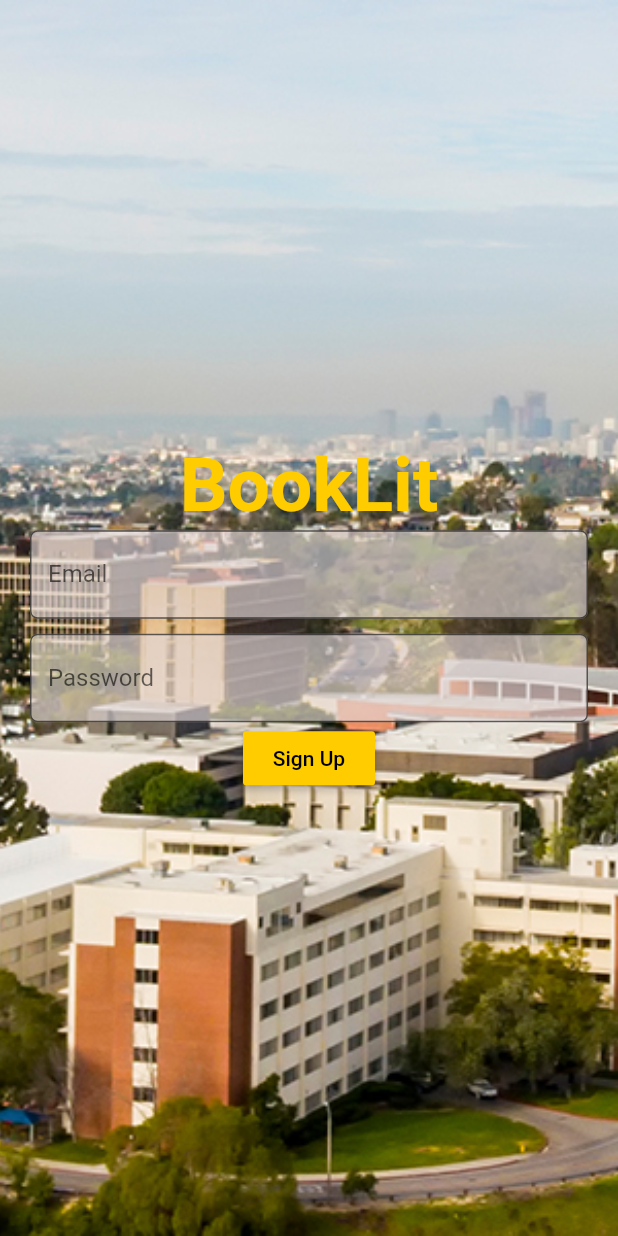
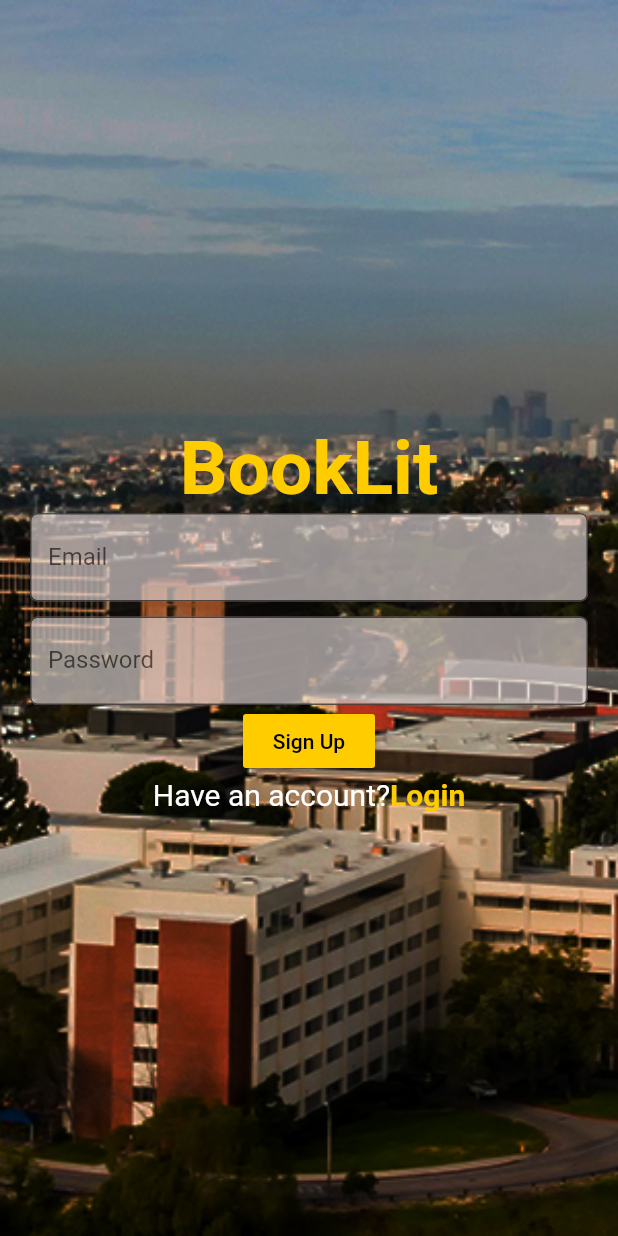
Before and after one commit to College-Essentials/booklit, a Flutter app: the screen it shows after launch, after a tap on "Sign In", after a tap on "Create Account", on a phone screen of 412 x 824 dp. Run offline on Flutter 3.47's test engine with Material 2 defaults, Android fonts, the phone set to English and light mode, and no system bars; our stand-ins replace firebase_analytics, firebase_auth, firebase_database, flutter_signin_button, fluttertoast, google_sign_in; accounts and stored records are empty.

Commit message:
Changed the background image of the login and signup screen, added a scroll view to the login screen to make it usuable for small screen devices

```diff
--- a/lib/Auth/AuthMenu.dart
+++ b/lib/Auth/AuthMenu.dart
@@ -1,12 +1,12 @@
 /*
 Not required for version 1.0
  */
-import 'package:booklit/Auth/login.dart';
+import 'package:booklit/Auth/Login.dart';
 import 'package:booklit/Auth/sign_in.dart';
 import 'package:booklit/Navigation.dart';
 import 'package:flutter/material.dart';
 import 'package:flutter_signin_button/flutter_signin_button.dart';
-import 'signUp.dart';
+import 'SignUp.dart';
 
 class AuthMenu extends StatefulWidget {
   @override
--- /dev/null
+++ b/lib/Auth/Login.dart
@@ -0,0 +1,200 @@
+import 'package:booklit/Auth/SignUp.dart';
+import 'package:booklit/Auth/sign_in.dart';
+import 'package:flutter/material.dart';
+import 'package:firebase_auth/firebase_auth.dart';
+import 'package:booklit/Navigation.dart';
+import 'package:flutter_signin_button/flutter_signin_button.dart';
+import 'package:fluttertoast/fluttertoast.dart';
+
+class Login extends StatefulWidget {
+  @override
+  State<StatefulWidget> createState() {
+    // TODO: implement createState
+    return _LoginState();
+  }
+}
+
+class _LoginState extends State<Login> {
+  final GlobalKey<FormState> _formKey = GlobalKey<FormState>();
+  String _email, _password;
+
+  @override
+  Widget build(BuildContext context) {
+    // TODO: implement build
+    return SafeArea(
+      child: Scaffold(
+        body: Container(
+            decoration: BoxDecoration(
+              image: DecorationImage(
+                image: AssetImage("assets/images/loginbackdrop.jpg"),
+                fit: BoxFit.cover,
+              ),
+            ),
+            child: Center(
+                child: ListView(
+              scrollDirection: Axis.vertical,
+              shrinkWrap: true,
+              children: <Widget>[
+                Column(
+                  mainAxisAlignment: MainAxisAlignment.center,
+                  crossAxisAlignment: CrossAxisAlignment.center,
+                  children: <Widget>[
+                    Text(
+                      'BookLit',
+                      style: TextStyle(
+                          color: Color.fromRGBO(255, 204, 0, 1),
+                          fontSize: 50,
+                          fontWeight: FontWeight.bold),
+                    ),
+                    Form(
+                      key: _formKey,
+                      child: Column(
+                        children: <Widget>[
+                          Padding(
+                            padding: EdgeInsets.only(left: 20, right: 20),
+                            child: TextFormField(
+                              validator: (input) {
+                                if (input.isEmpty) {
+                                  return 'Provide an Email';
+                                }
+                                if (!input.contains('@calstatela.edu')) {
+                                  return 'Use Calstate LA email';
+                                }
+                              },
+                              decoration: InputDecoration(
+                                  labelText: 'Email',
+                                  filled: true,
+                                  fillColor: Color.fromRGBO(226, 216, 216, .65),
+                                  border: OutlineInputBorder(
+                                      borderRadius: BorderRadius.all(
+                                          Radius.circular(5)))),
+                              onSaved: (input) => _email = input,
+                            ),
+                          ),
+                          Padding(
+                            padding:
+                                EdgeInsets.only(left: 20, right: 20, top: 10),
+                            child: TextFormField(
+                              validator: (input) {
+                                if (input.length < 6) {
+                                  return 'Password has to be atleast 6 characters';
+                                }
+                              },
+                              decoration: InputDecoration(
+                                  labelText: 'Password',
+                                  filled: true,
+                                  fillColor: Color.fromRGBO(226, 216, 216, .65),
+                                  border: OutlineInputBorder(
+                                      borderRadius: BorderRadius.all(
+                                          Radius.circular(5)))),
+                              onSaved: (input) => _password = input,
+                              obscureText: true,
+                            ),
+                          ),
+                          ButtonBar(
+                            alignment: MainAxisAlignment.center,
+                            children: <Widget>[
+                              RaisedButton(
+                                onPressed: signIn,
+                                color: Color.fromRGBO(255, 204, 0, 1),
+                                child: Text(
+                                  'Sign In',
+                                  style: TextStyle(color: Colors.black),
+                                ),
+                              ),
+                            ],
+                          ),
+                          Row(
+                            children: <Widget>[
+                              Expanded(
+                                child: new Container(
+                                    margin: const EdgeInsets.only(
+                                        left: 10.0, right: 20.0),
+                                    child: Divider(
+                                      color: Colors.white,
+                                      height: 36,
+                                    )),
+                              ),
+                              Text(
+                                "OR",
+                                style: TextStyle(color: Colors.white),
+                              ),
+                              Expanded(
+                                child: new Container(
+                                    margin: const EdgeInsets.only(
+                                        left: 20.0, right: 10.0),
+                                    child: Divider(
+                                      color: Colors.white,
+                                      height: 36,
+                                    )),
+                              ),
+                            ],
+                          ),
+                          Row(
+                            crossAxisAlignment: CrossAxisAlignment.center,
+                            mainAxisAlignment: MainAxisAlignment.center,
+                            children: <Widget>[
+                              Text(
+                                "Don't have an account?",
+                                style: TextStyle(
+                                    fontSize: 20, color: Colors.white),
+                              ),
+                              GestureDetector(
+                                onTap: () {
+                                  Navigator.push(
+                                      context,
+                                      MaterialPageRoute(
+                                          builder: (BuildContext context) =>
+                                              SignUp()));
+                                },
+                                child: Text(
+                                  'Create Account',
+                                  style: TextStyle(
+//                                    color: Colors.black,
+                                      color: Color.fromRGBO(255, 204, 0, 1),
+                                      fontWeight: FontWeight.bold,
+                                      fontSize: 20),
+                                ),
+                              )
+                            ],
+                          )
+                        ],
+                      ),
+                    ),
+                  ],
+                ),
+              ],
+            ))),
+      ),
+    );
+  }
+
+  void signIn() async {
+    if (_formKey.currentState.validate()) {
+      _formKey.currentState.save();
+      try {
+        await FirebaseAuth.instance
+            .signInWithEmailAndPassword(email: _email, password: _password);
+        Fluttertoast.showToast(
+            msg: "Login Successful",
+            toastLength: Toast.LENGTH_SHORT,
+            gravity: ToastGravity.BOTTOM,
+            timeInSecForIos: 1,
+            backgroundColor: Colors.black,
+            textColor: Colors.white,
+            fontSize: 16.0);
+        Navigator.pushReplacement(context,
+            MaterialPageRoute(builder: (BuildContext context) => Navigation()));
+      } catch (e) {
+        Fluttertoast.showToast(
+            msg: e.toString(),
+            toastLength: Toast.LENGTH_SHORT,
+            gravity: ToastGravity.BOTTOM,
+            timeInSecForIos: 1,
+            backgroundColor: Colors.black,
+            textColor: Colors.white,
+            fontSize: 16.0);
+      }
+    }
+  }
+}
--- a/lib/Auth/signUp.dart
+++ b/lib/Auth/SignUp.dart
@@ -1,3 +1,4 @@
+import 'package:booklit/Auth/Login.dart';
 import 'package:flutter/material.dart';
 import 'package:firebase_auth/firebase_auth.dart';
 import 'package:booklit/Navigation.dart';
@@ -31,7 +32,7 @@ class _SignUpState extends State<SignUp> {
           body: Container(
               decoration: BoxDecoration(
                 image: DecorationImage(
-                  image: AssetImage("assets/images/loginbackground.jpg"),
+                  image: AssetImage("assets/images/loginbackdrop.jpg"),
                   fit: BoxFit.cover,
                 ),
               ),
@@ -100,8 +101,36 @@ class _SignUpState extends State<SignUp> {
                               style: TextStyle(color: Colors.black),
                             ),
                           ),
+                          Row(
+                            mainAxisAlignment: MainAxisAlignment.center,
+                            crossAxisAlignment: CrossAxisAlignment.center,
+                            children: <Widget>[
+                              Text(
+                                "Have an account?",
+                                style: TextStyle(
+                                    color: Colors.white, fontSize: 20),
+                              ),
+                              GestureDetector(
+                                onTap: () {
+                                  Navigator.push(
+                                      context,
+                                      MaterialPageRoute(
+                                          builder: (BuildContext context) =>
+                                              Login()));
+                                },
+                                child: Text(
+                                  'Login',
+                                  style: TextStyle(
+                                    fontSize: 20,
+                                    fontWeight: FontWeight.bold,
+                                    color: Color.fromRGBO(255, 204, 0, 1),
+                                  ),
+                                ),
+                              )
+                            ],
+                          ),
                         ],
-                      ),
+                      ), //column for form
                     ),
                   ],
                 ),
--- a/lib/Auth/login.dart
+++ /dev/null
@@ -1,198 +0,0 @@
-import 'package:booklit/Auth/signUp.dart';
-import 'package:booklit/Auth/sign_in.dart';
-import 'package:flutter/material.dart';
-import 'package:firebase_auth/firebase_auth.dart';
-import 'package:booklit/Navigation.dart';
-import 'package:flutter_signin_button/flutter_signin_button.dart';
-import 'package:fluttertoast/fluttertoast.dart';
-
-class Login extends StatefulWidget {
-  @override
-  State<StatefulWidget> createState() {
-    // TODO: implement createState
-    return _LoginState();
-  }
-}
-
-class _LoginState extends State<Login> {
-  final GlobalKey<FormState> _formKey = GlobalKey<FormState>();
-  String _email, _password;
-
-  @override
-  Widget build(BuildContext context) {
-    // TODO: implement build
-    return SafeArea(
-      child: Scaffold(
-        body: Container(
-            decoration: BoxDecoration(
-              image: DecorationImage(
-                image: AssetImage("assets/images/loginbackground.jpg"),
-                fit: BoxFit.cover,
-              ),
-            ),
-            child: Center(
-              child: Column(
-                mainAxisAlignment: MainAxisAlignment.center,
-                crossAxisAlignment: CrossAxisAlignment.center,
-                children: <Widget>[
-                  Text(
-                    'BookLit',
-                    style: TextStyle(
-                        color: Color.fromRGBO(255, 204, 0, 1),
-                        fontSize: 50,
-                        fontWeight: FontWeight.bold),
-                  ),
-                  Form(
-                    key: _formKey,
-                    child: Column(
-                      children: <Widget>[
-                        Padding(
-                          padding: EdgeInsets.only(left: 20, right: 20),
-                          child: TextFormField(
-                            validator: (input) {
-                              if (input.isEmpty) {
-                                return 'Provide an Email';
-                              }
-                              if (!input.contains('@calstatela.edu')) {
-                                return 'Use Calstate LA email';
-                              }
-                            },
-                            decoration: InputDecoration(
-                                labelText: 'Email',
-                                filled: true,
-                                fillColor: Color.fromRGBO(226, 216, 216, .65),
-                                border: OutlineInputBorder(
-                                    borderRadius:
-                                        BorderRadius.all(Radius.circular(5)))),
-                            onSaved: (input) => _email = input,
-                          ),
-                        ),
-                        Padding(
-                          padding:
-                              EdgeInsets.only(left: 20, right: 20, top: 10),
-                          child: TextFormField(
-                            validator: (input) {
-                              if (input.length < 6) {
-                                return 'Password has to be atleast 6 characters';
-                              }
-                            },
-                            decoration: InputDecoration(
-                                labelText: 'Password',
-                                filled: true,
-                                fillColor: Color.fromRGBO(226, 216, 216, .65),
-                                border: OutlineInputBorder(
-                                    borderRadius:
-                                        BorderRadius.all(Radius.circular(5)))),
-                            onSaved: (input) => _password = input,
-                            obscureText: true,
-                          ),
-                        ),
-                        ButtonBar(
-                          alignment: MainAxisAlignment.center,
-                          children: <Widget>[
-                            RaisedButton(
-                              onPressed: signIn,
-                              color: Color.fromRGBO(255, 204, 0, 1),
-                              child: Text(
-                                'Sign In',
-                                style: TextStyle(color: Colors.black),
-                              ),
-                            ),
-                            RaisedButton(
-                              onPressed: () {
-                                Navigator.push(
-                                    context,
-                                    MaterialPageRoute(
-                                        builder: (BuildContext context) =>
-                                            SignUp()));
-                              },
-                              color: Color.fromRGBO(255, 204, 0, 1),
-                              child: Text(
-                                'Create Account',
-                                style: TextStyle(color: Colors.black),
-                              ),
-                            ),
-                          ],
-                        ),
-                        Row(
-                          children: <Widget>[
-                            Expanded(
-                              child: new Container(
-                                  margin: const EdgeInsets.only(
-                                      left: 10.0, right: 20.0),
-                                  child: Divider(
-                                    color: Colors.black,
-                                    height: 36,
-                                  )),
-                            ),
-                            Text(
-                              "OR",
-                              style: TextStyle(color: Colors.black),
-                            ),
-                            Expanded(
-                              child: new Container(
-                                  margin: const EdgeInsets.only(
-                                      left: 20.0, right: 10.0),
-                                  child: Divider(
-                                    color: Colors.black,
-                                    height: 36,
-                                  )),
-                            ),
-                          ],
-                        ),
-                        Row(
-                          crossAxisAlignment: CrossAxisAlignment.center,
-                          mainAxisAlignment: MainAxisAlignment.center,
-                          children: <Widget>[
-//                            Text("Don't have an account?"),
-                            GestureDetector(
-                              child: Text(
-                                'Create Account',
-                                style: TextStyle(
-//                                    color: Colors.black,
-                                    color: Color.fromRGBO(255, 204, 0, 1),
-                                    fontWeight: FontWeight.bold,
-                                    fontSize: 30),
-                              ),
-                            )
-                          ],
-                        )
-                      ],
-                    ),
-                  ),
-                ],
-              ),
-            )),
-      ),
-    );
-  }
-
-  void signIn() async {
-    if (_formKey.currentState.validate()) {
-      _formKey.currentState.save();
-      try {
-        await FirebaseAuth.instance
-            .signInWithEmailAndPassword(email: _email, password: _password);
-        Fluttertoast.showToast(
-            msg: "Login Successful",
-            toastLength: Toast.LENGTH_SHORT,
-            gravity: ToastGravity.BOTTOM,
-            timeInSecForIos: 1,
-            backgroundColor: Colors.black,
-            textColor: Colors.white,
-            fontSize: 16.0);
-        Navigator.pushReplacement(context,
-            MaterialPageRoute(builder: (BuildContext context) => Navigation()));
-      } catch (e) {
-        Fluttertoast.showToast(
-            msg: e.toString(),
-            toastLength: Toast.LENGTH_SHORT,
-            gravity: ToastGravity.BOTTOM,
-            timeInSecForIos: 1,
-            backgroundColor: Colors.black,
-            textColor: Colors.white,
-            fontSize: 16.0);
-      }
-    }
-  }
-}
--- a/lib/BookDetailScreen/Statics/StaticsBuy.dart
+++ b/lib/BookDetailScreen/Statics/StaticsBuy.dart
@@ -3,7 +3,6 @@ import 'package:firebase_database/ui/firebase_animated_list.dart';
 import 'package:url_launcher/url_launcher.dart';
 import 'StaticsSell.dart';
 import 'package:flutter/material.dart';
-import 'package:intl/intl.dart';
 
 class StaticsBuy extends StatefulWidget {
   @override
--- a/lib/main.dart
+++ b/lib/main.dart
@@ -1,4 +1,4 @@
-import 'package:booklit/Auth/login.dart';
+import 'package:booklit/Auth/Login.dart';
 import 'package:flutter/material.dart';
 import 'package:firebase_analytics/firebase_analytics.dart';
 import 'package:firebase_analytics/observer.dart';
--- a/pubspec.yaml
+++ b/pubspec.yaml
@@ -27,9 +27,6 @@ dependencies:
   flutter_signin_button: any
   url_launcher: "^3.0.1"
   firebase_analytics: ^5.0.9
-  intl: ^0.16.0
-  sqflite: ^1.2.0
-  path_provider: any
 
   # The following adds the Cupertino Icons font to your application.
   # Use with the CupertinoIcons class for iOS style icons.
@@ -62,7 +59,7 @@ flutter:
     - assets/images/physics.png
     - assets/images/database.png
     - assets/images/statics.png
-    - assets/images/loginbackground.jpg
+    - assets/images/loginbackdrop.jpg
 
   # An image asset can refer to one or more resolution-specific "variants", see
   # https://flutter.dev/assets-and-images/#resolution-aware.
```
Also changed, not shown: assets/images/loginbackdrop.jpg (added), pubspec.lock.
